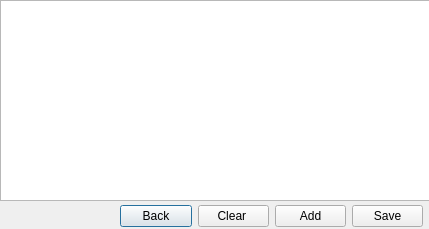
First picture: the form in columnsdiag.ui, repository stefanmarjanovic/Query-Builder-2, before the edit.
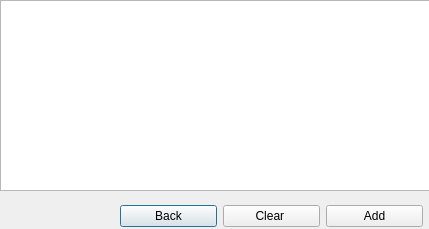
Second picture: the form after the edit.

The edit to the form file:
```diff
--- a/columnsdiag.ui
+++ b/columnsdiag.ui
@@ -13,17 +13,7 @@
   <property name="windowTitle">
    <string>Dialog</string>
   </property>
-  <widget class="QListView" name="listView">
-   <property name="geometry">
-    <rect>
-     <x>0</x>
-     <y>0</y>
-     <width>431</width>
-     <height>201</height>
-    </rect>
-   </property>
-  </widget>
-  <widget class="QWidget" name="">
+  <widget class="QWidget" name="layoutWidget">
    <property name="geometry">
     <rect>
      <x>120</x>
@@ -54,15 +44,18 @@
       </property>
      </widget>
     </item>
-    <item>
-     <widget class="QPushButton" name="pushButton">
-      <property name="text">
-       <string>Save</string>
-      </property>
-     </widget>
-    </item>
    </layout>
   </widget>
+  <widget class="QListWidget" name="listWidget">
+   <property name="geometry">
+    <rect>
+     <x>0</x>
+     <y>0</y>
+     <width>431</width>
+     <height>191</height>
+    </rect>
+   </property>
+  </widget>
  </widget>
  <resources/>
  <connections/>
```
Left out of the diff: 6 changed lines with no effect on the pictures.
